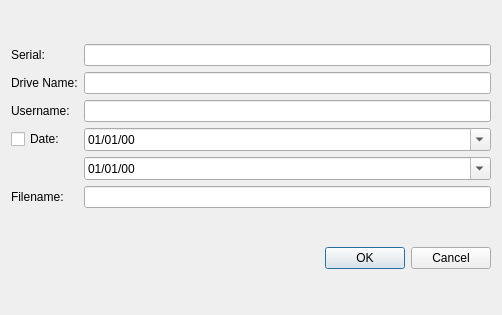
Qt form ui/search.ui (jrile/eventhandler) before a commit.
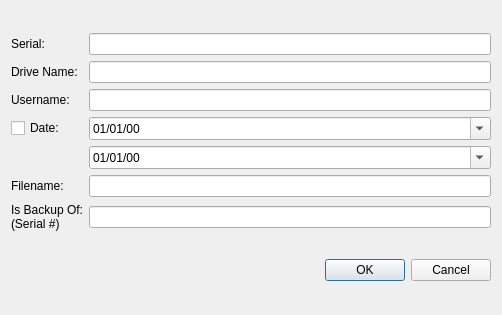
The same form after that commit.

Commit message: Added ability to search for backups

The edit to the form file:
```diff
--- a/ui/search.ui
+++ b/ui/search.ui
@@ -102,6 +102,17 @@
        </property>
       </widget>
      </item>
+     <item row="6" column="0">
+      <widget class="QLabel" name="label_2">
+       <property name="text">
+        <string>Is Backup Of:
+(Serial #)</string>
+       </property>
+      </widget>
+     </item>
+     <item row="6" column="1">
+      <widget class="QLineEdit" name="is_backup_of"/>
+     </item>
     </layout>
    </item>
    <item>
```
The commit also changes 4 other files.
